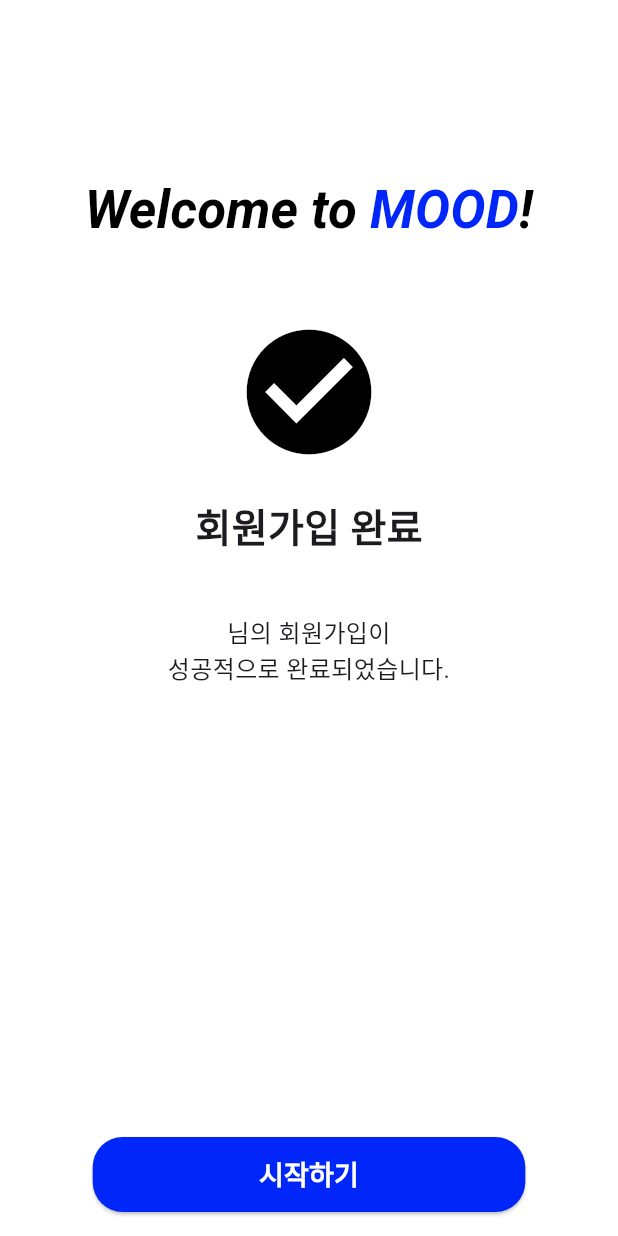
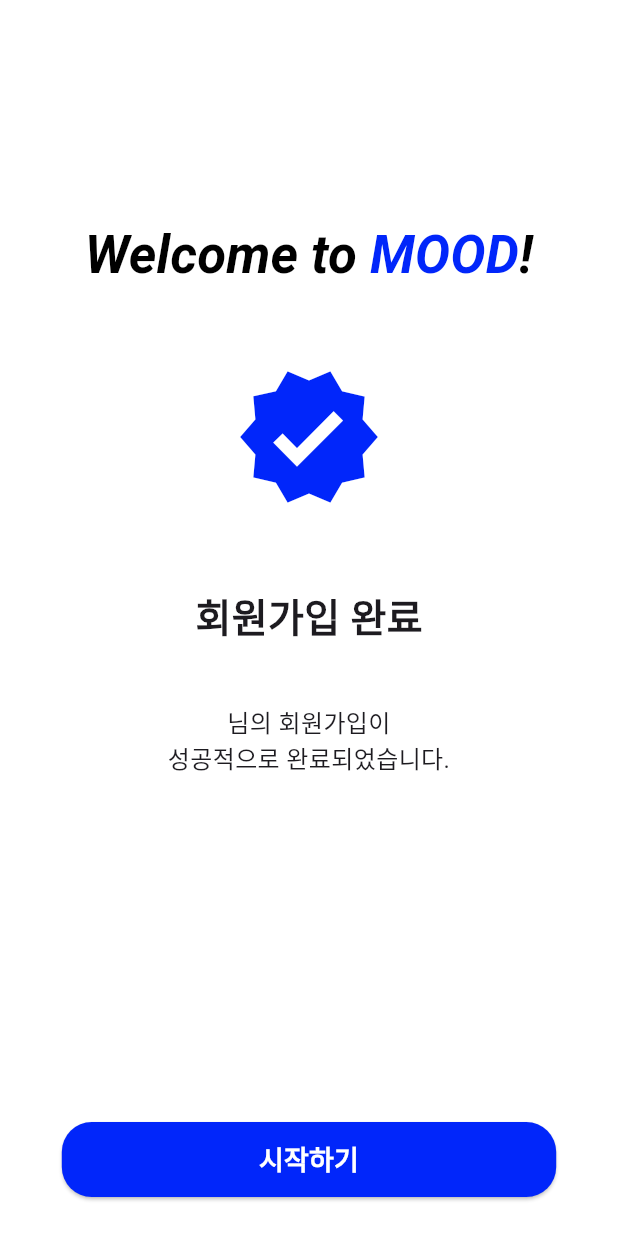
Before and after one commit to TU-KOREA-FELICITY/MOOD, a Flutter app: the SignUpCompletionScreen screen opened directly with empty values, on a phone screen of 412 x 824 dp. Run offline on Flutter 3.47's test engine with Material 3 defaults, Android fonts, the light colour scheme and no system bars; our stand-ins replace audioplayers, fl_chart, flutter_secure_storage, marquee, shared_preferences, socket_io_client and 2 more; missing offline and left inert: spotify_sdk; accounts and stored records are empty; network calls fail; Roboto replaces fonts that are missing (Pretendard).

Commit message:
프로필 화면 ui  수정중

```diff
--- a/lib/screens/start_screens/auth_choice_screen.dart
+++ b/lib/screens/start_screens/auth_choice_screen.dart
@@ -9,7 +9,7 @@
           crossAxisAlignment: CrossAxisAlignment.center,
           mainAxisAlignment: MainAxisAlignment.start,
           children: [
-            SizedBox(height: 180),
+            SizedBox(height: 220),
             Center(
               child: Image.asset(
                 'assets/MOOD_logo_blue.png',
@@ -17,7 +17,7 @@
               ),
             ),
 
-            SizedBox(height: 70),
+            SizedBox(height: 280),
             SizedBox(
               width: MediaQuery.of(context).size.width * 0.8,
               child: ElevatedButton(
--- a/lib/screens/start_screens/face_recognition_screen.dart
+++ b/lib/screens/start_screens/face_recognition_screen.dart
@@ -258,7 +258,7 @@
                     child: Column(
                       mainAxisAlignment: MainAxisAlignment.start,
                       children: [
-                        SizedBox(height: 100),
+                        SizedBox(height: 120),
                         Row(
                           mainAxisAlignment: MainAxisAlignment.center,
                           children: [
--- a/lib/screens/start_screens/signup_completion_screen.dart
+++ b/lib/screens/start_screens/signup_completion_screen.dart
@@ -36,10 +36,10 @@
           throw Exception(loginResult['message']);
         }
       } else {
-        throw Exception('Failed to complete sign up: ${response.statusCode}');
+        throw Exception('Failed to complete sign up: \n${response.statusCode}');
       }
     } catch (e) {
-      print('Error: $e');
+      print('Error: \n$e');
       showDialog(
         context: context,
         builder: (context) => AlertDialog(
@@ -80,13 +80,13 @@
       } else {
         return {
           'success': false,
-          'message': '서버 오류: ${response.statusCode}',
+          'message': '서버 오류: \n${response.statusCode}',
         };
       }
     } catch (e) {
       return {
         'success': false,
-        'message': '로그인 완료 중 오류 발생: $e',
+        'message': '로그인 완료 중 오류 발생: \n$e',
       };
     }
   }
@@ -99,7 +99,7 @@
           child: Column(
             mainAxisAlignment: MainAxisAlignment.start,
             children: [
-              SizedBox(height: 120),
+              SizedBox(height: 150),
               RichText(
                 textAlign: TextAlign.center,
                 text: TextSpan(
@@ -121,11 +121,11 @@
               ),
               const SizedBox(height: 50),
               const Icon(
-                Icons.check_circle,
-                color: Colors.black,
+                Icons.verified,
+                color: Color(0xFF0126FA),
                 size: 100,
               ),
-              const SizedBox(height: 20),
+              const SizedBox(height: 50),
               const Text(
                 '회원가입 완료',
                 style: TextStyle(fontSize: 26, fontWeight: FontWeight.bold),
@@ -136,9 +136,9 @@
                 textAlign: TextAlign.center,
                 style: const TextStyle(fontSize: 16),
               ),
-              SizedBox(height: 300),
+              SizedBox(height: 230),
               Container(
-                width: MediaQuery.of(context).size.width * 0.7,
+                width: MediaQuery.of(context).size.width * 0.8,
                 child: ElevatedButton(
                   onPressed: () => _completeSignUp(context),
                   style: ElevatedButton.styleFrom(
```
